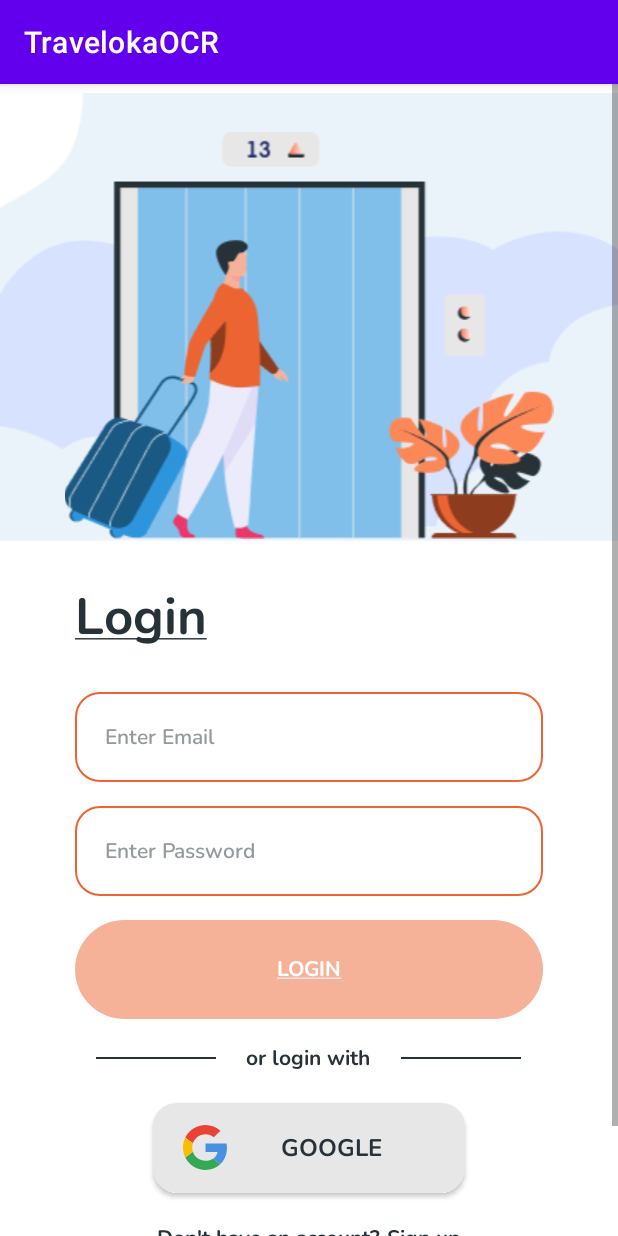
After one commit to capstone-bangkit-c22-ky01/TravelokaOCR, an Android app: the LoginActivity screen opened directly, with no data from a screen before it, on a phone screen of 412 x 824 dp. The commit adds this screen. Run offline under Robolectric (Android 15) with nearby library versions, the phone set to English and light mode, and no system bars.

Commit message:
login .xml raw

```diff
--- a/app/src/main/AndroidManifest.xml
+++ b/app/src/main/AndroidManifest.xml
@@ -9,6 +9,9 @@
         android:roundIcon="@mipmap/ic_launcher_round"
         android:supportsRtl="true"
         android:theme="@style/Theme.TravelokaOCR">
+        <activity
+            android:name=".ui.login.LoginActivity"
+            android:exported="false" />
         <activity
             android:name=".ui.ocr.OCRScreenActivity"
             android:exported="false" />
--- /dev/null
+++ b/app/src/main/java/com/example/travelokaocr/ui/login/LoginActivity.kt
@@ -0,0 +1,14 @@
+package com.example.travelokaocr.ui.login
+
+import androidx.appcompat.app.AppCompatActivity
+import android.os.Bundle
+import com.example.travelokaocr.databinding.ActivityLoginBinding
+
+class LoginActivity : AppCompatActivity() {
+    private lateinit var binding: ActivityLoginBinding
+    override fun onCreate(savedInstanceState: Bundle?) {
+        binding = ActivityLoginBinding.inflate(layoutInflater)
+        super.onCreate(savedInstanceState)
+        setContentView(binding.root)
+    }
+}
--- /dev/null
+++ b/app/src/main/res/layout/activity_login.xml
@@ -0,0 +1,189 @@
+<?xml version="1.0" encoding="utf-8"?>
+<ScrollView xmlns:android="http://schemas.android.com/apk/res/android"
+    xmlns:app="http://schemas.android.com/apk/res-auto"
+    xmlns:tools="http://schemas.android.com/tools"
+    android:layout_width="match_parent"
+    android:layout_height="wrap_content"
+    tools:context=".ui.login.LoginActivity">
+
+    <androidx.constraintlayout.widget.ConstraintLayout
+        android:layout_width="match_parent"
+        android:layout_height="wrap_content"
+        app:layout_constraintTop_toTopOf="parent">
+
+        <RelativeLayout
+            android:id="@+id/rl_sign_up_banner"
+            android:layout_width="match_parent"
+            android:layout_height="wrap_content"
+            app:layout_constraintTop_toTopOf="parent"
+            app:layout_constraintEnd_toEndOf="parent"
+            app:layout_constraintStart_toStartOf="parent">
+
+            <androidx.appcompat.widget.AppCompatImageView
+                android:id="@+id/iv_cloud"
+                android:layout_width="wrap_content"
+                android:layout_height="wrap_content"
+                android:contentDescription="@string/cloud_background"
+                android:src="@drawable/clouds" />
+
+            <ImageView
+                android:layout_width="wrap_content"
+                android:layout_height="wrap_content"
+                android:layout_alignStart="@id/iv_cloud"
+                android:layout_alignEnd="@id/iv_cloud"
+                android:layout_alignBottom="@id/iv_cloud"
+                android:layout_marginBottom="8dp"
+                android:contentDescription="@string/vacation"
+                android:src="@drawable/vacation" />
+        </RelativeLayout>
+
+        <TextView
+            android:id="@+id/tv_login"
+            android:layout_width="match_parent"
+            android:layout_height="wrap_content"
+            android:text="@string/login"
+            android:textColor="@color/font"
+            android:fontFamily="@font/nunito_bold"
+            android:textSize="34sp"
+            android:textStyle="bold"
+            android:layout_marginTop="20dp"
+            android:layout_marginStart="50dp"
+            android:layout_marginEnd="50dp"
+            app:layout_constraintEnd_toEndOf="parent"
+            app:layout_constraintStart_toStartOf="parent"
+            app:layout_constraintTop_toBottomOf="@+id/rl_sign_up_banner" />
+
+        <LinearLayout
+            android:id="@+id/ll_login_form"
+            android:layout_width="match_parent"
+            android:layout_height="wrap_content"
+            android:orientation="vertical"
+            android:layout_marginTop="10dp"
+            android:layout_marginStart="50dp"
+            android:layout_marginEnd="50dp"
+            app:layout_constraintTop_toBottomOf="@+id/tv_login"
+            app:layout_constraintStart_toStartOf="parent"
+            app:layout_constraintEnd_toEndOf="parent">
+
+            <com.example.travelokaocr.customview.EmailEditTextView
+                android:id="@+id/etv_email"
+                android:layout_width="match_parent"
+                android:layout_height="60dp"
+                android:layout_marginTop="16dp"
+                android:gravity="start|center"
+                android:paddingStart="20dp"
+                android:background="@drawable/bg_edit_text"
+                android:fontFamily="@font/nunito_semi_bold"
+                android:hint="@string/enter_email"
+                android:textSize="14sp"
+                android:textColorHint="@color/font_hint"
+                tools:ignore="RtlSymmetry" />
+
+            <com.example.travelokaocr.customview.PasswordEditTextView
+                android:id="@+id/etv_password"
+                android:layout_width="match_parent"
+                android:layout_height="60dp"
+                android:layout_marginTop="16dp"
+                android:gravity="start|center"
+                android:paddingStart="20dp"
+                android:background="@drawable/bg_edit_text"
+                android:fontFamily="@font/nunito_semi_bold"
+                android:hint="@string/enter_password"
+                android:textSize="14sp"
+                android:textColorHint="@color/font_hint"
+                tools:ignore="RtlSymmetry"/>
+
+            <com.example.travelokaocr.customview.AuthenticationButton
+                android:id="@+id/btn_login"
+                android:layout_width="match_parent"
+                android:layout_height="66dp"
+                android:layout_marginTop="16dp"
+                android:background="@drawable/bg_button_disabled"
+                android:enabled="false"
+                android:fontFamily="@font/nunito_bold"
+                android:text="@string/login"
+                android:textColor="@color/white" />
+        </LinearLayout>
+
+        <LinearLayout
+            android:id="@+id/ll_sign_google"
+            android:layout_width="match_parent"
+            android:layout_height="wrap_content"
+            android:orientation="horizontal"
+            android:layout_marginTop="16dp"
+            android:gravity="center"
+            app:layout_constraintTop_toBottomOf="@id/ll_login_form"
+            app:layout_constraintEnd_toEndOf="parent"
+            app:layout_constraintStart_toStartOf="parent">
+
+            <View
+                android:layout_width="80dp"
+                android:layout_height="1dp"
+                android:background="@color/font"/>
+
+            <TextView
+                android:layout_width="wrap_content"
+                android:layout_height="wrap_content"
+                android:fontFamily="@font/nunito_bold"
+                android:text="@string/or_login_with"
+                android:textColor="@color/font"
+                android:paddingStart="20dp"
+                android:paddingEnd="20dp"
+                android:textSize="14sp"
+                android:textStyle="bold"/>
+
+            <View
+                android:layout_width="80dp"
+                android:layout_height="1dp"
+                android:background="@color/font"/>
+        </LinearLayout>
+
+        <com.example.travelokaocr.customview.GoogleButton
+            android:id="@+id/btn_sign_up_with_google"
+            android:layout_width="208dp"
+            android:layout_height="60dp"
+            android:layout_marginTop="20dp"
+            android:background="@drawable/bg_button_google"
+            android:paddingStart="20dp"
+            android:paddingEnd="20dp"
+            android:drawableStart="@drawable/ic_google"
+            android:fontFamily="@font/nunito_bold"
+            android:text="@string/google"
+            android:textColor="@color/font"
+            android:textSize="16sp"
+            android:textStyle="bold"
+            app:layout_constraintEnd_toEndOf="parent"
+            app:layout_constraintStart_toStartOf="parent"
+            app:layout_constraintTop_toBottomOf="@+id/ll_sign_google" />
+
+        <LinearLayout
+            android:layout_width="match_parent"
+            android:layout_height="90dp"
+            android:orientation="horizontal"
+            android:gravity="center"
+            android:layout_marginTop="20dp"
+            app:layout_constraintTop_toBottomOf="@+id/btn_sign_up_with_google"
+            app:layout_constraintStart_toStartOf="parent"
+            app:layout_constraintEnd_toEndOf="parent">
+
+            <TextView
+                android:layout_width="wrap_content"
+                android:layout_height="match_parent"
+                android:textSize="14sp"
+                android:fontFamily="@font/nunito_bold"
+                android:text="@string/dont_have_an_account"
+                android:textColor="@color/font"/>
+            <TextView
+                android:id="@+id/login"
+                android:layout_width="wrap_content"
+                android:layout_height="match_parent"
+                android:layout_marginStart="4dp"
+                android:textStyle="bold"
+                android:textSize="14sp"
+                android:fontFamily="@font/nunito_bold"
+                android:text="@string/sign_up_underline"
+                android:textColor="@color/font"/>
+        </LinearLayout>
+    </androidx.constraintlayout.widget.ConstraintLayout>
+
+</ScrollView>
--- a/app/src/main/res/values/strings.xml
+++ b/app/src/main/res/values/strings.xml
@@ -23,4 +23,9 @@
     <string name="login_underline"><u>Login</u></string>
     <string name="scan_ktp_title">Scan ID Card (KTP)</string>
     <string name="scan_ktp_desc">Adjust your ID Card (KTP) according to the box above to start scanning</string>
+    <string name="login"><u>Login</u></string>
+    <string name="or_login_with">or login with</string>
+    <string name="dont_have_an_account">Don\'t have an account?</string>
+    <string name="sign_up_underline"><u>Sign up</u></string>
+    <string name="vacation">user vacation image</string>
 </resources>
```
Also changed, not shown: app/src/main/res/drawable/vacation.png (added).
